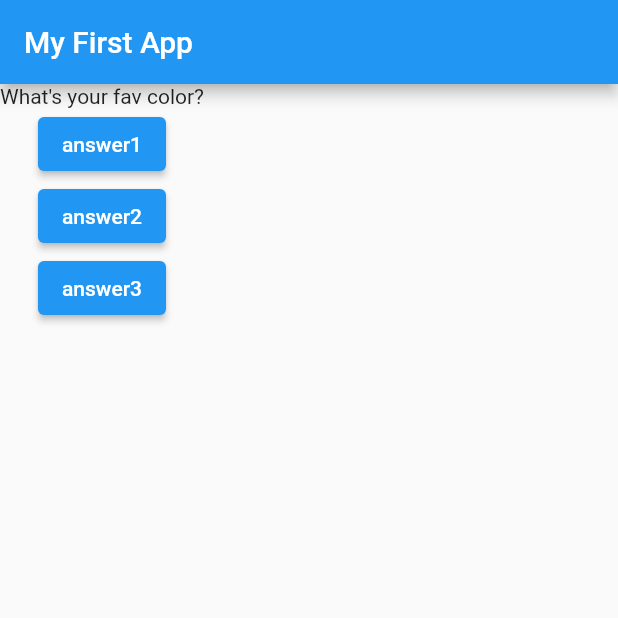
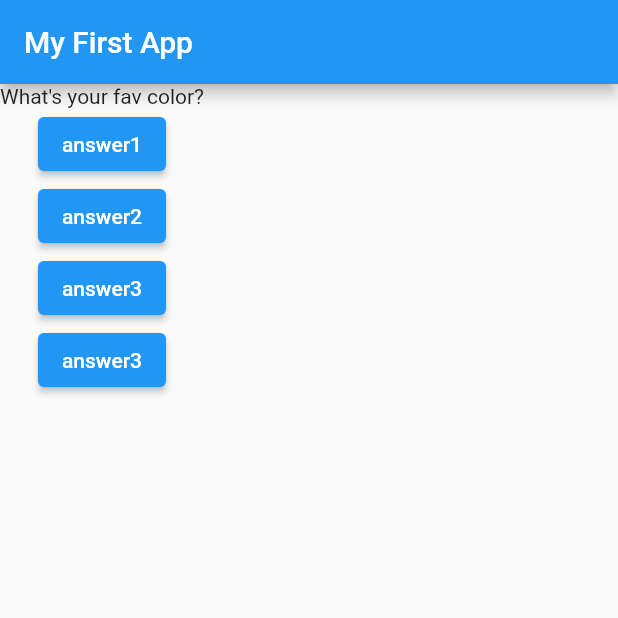
Before and after one commit to Bhargavi210301/flutter_complete_guide, a Flutter app: the screen it shows after launch, on a phone screen of 412 x 824 dp, the top half of it. Run offline on Flutter 3.47's test engine with Material 2 defaults, Android fonts, the phone set to English and light mode, and no system bars.

Commit message:
Add comment

```diff
--- a/lib/main.dart
+++ b/lib/main.dart
@@ -45,6 +45,10 @@ class _MyAppState extends State<MyApp> {
               child: Text('answer3'),
               onPressed: answerQuestion,
             ),
+            ElevatedButton(
+              child: Text('answer3'),
+              onPressed: answerQuestion,
+            ),
           ],
         ),
       ),
```
